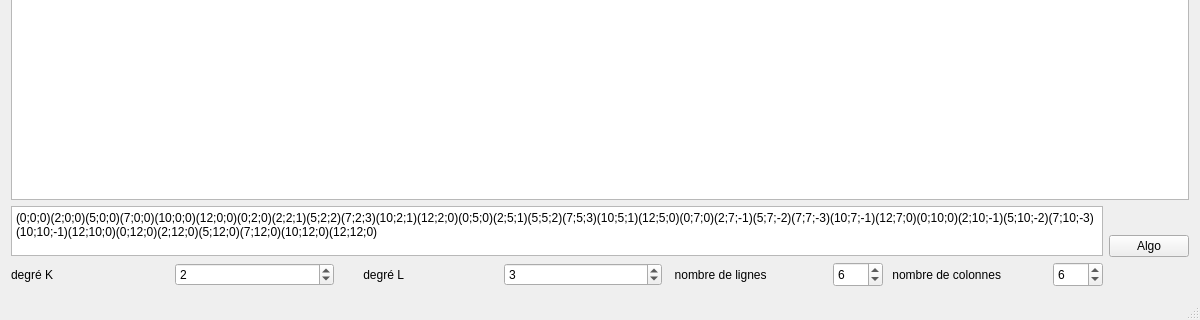
First picture: the form in Geo Num/TP7-GeoNum/mainwindow.ui, repository Mric26/M1-S8, before the edit; both pictures show x 0 to 1200 and y 480 to 800 of the 1200 by 800 pixel window.
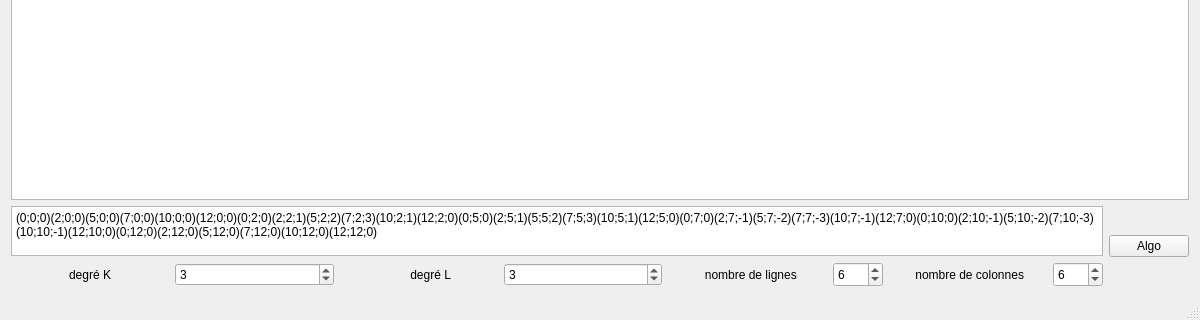
Second picture: the form after the edit.

```diff
--- a/Geo Num/TP7-GeoNum/mainwindow.ui
+++ b/Geo Num/TP7-GeoNum/mainwindow.ui
@@ -46,6 +46,9 @@
             <property name="text">
              <string>degré K</string>
             </property>
+            <property name="alignment">
+             <set>Qt::AlignCenter</set>
+            </property>
            </widget>
           </item>
           <item>
@@ -54,7 +57,7 @@
              <number>10</number>
             </property>
             <property name="value">
-             <number>2</number>
+             <number>3</number>
             </property>
            </widget>
           </item>
@@ -63,6 +66,9 @@
             <property name="text">
              <string>       degré L</string>
             </property>
+            <property name="alignment">
+             <set>Qt::AlignCenter</set>
+            </property>
            </widget>
           </item>
           <item>
@@ -80,6 +86,9 @@
             <property name="text">
              <string>  nombre de lignes</string>
             </property>
+            <property name="alignment">
+             <set>Qt::AlignCenter</set>
+            </property>
            </widget>
           </item>
           <item>
@@ -100,6 +109,9 @@
             <property name="text">
              <string> nombre de colonnes</string>
             </property>
+            <property name="alignment">
+             <set>Qt::AlignCenter</set>
+            </property>
            </widget>
           </item>
           <item>
```
